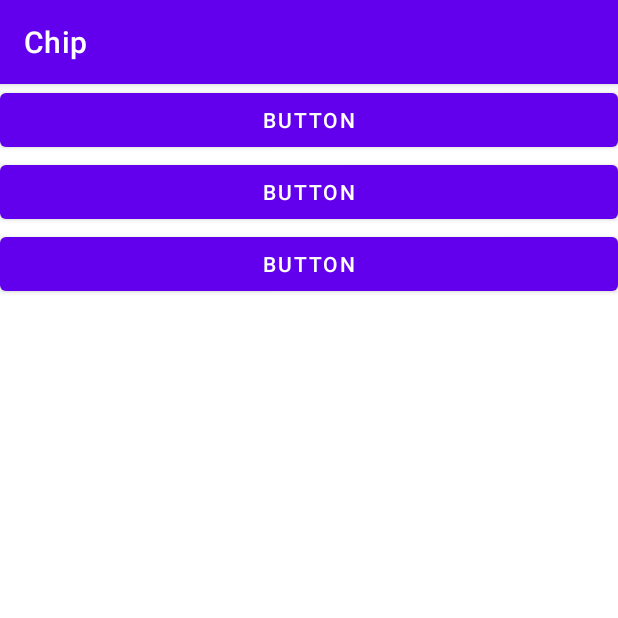
After one commit to jonsoku-dev/android-kotlin-part3, an Android app: the fragment SubFragment2 shown on its own in the app's theme, on a phone screen of 412 x 824 dp, the top half of it. The commit adds this screen. Run offline under Robolectric (Android 15) with nearby library versions, the phone set to English and light mode, and no system bars.

Commit message:
12강 ViewPager2를 사용하면 Fragement를 좌우로 전환할 수 있다.

```diff
--- /dev/null
+++ b/app/src/main/java/com/example/chip/SubFragment2.kt
@@ -0,0 +1,18 @@
+package com.example.chip
+
+import android.os.Bundle
+import android.view.LayoutInflater
+import android.view.View
+import android.view.ViewGroup
+import androidx.fragment.app.Fragment
+
+class SubFragment2: Fragment() {
+    override fun onCreateView(
+        inflater: LayoutInflater,
+        container: ViewGroup?,
+        savedInstanceState: Bundle?
+    ): View? {
+        val view = inflater.inflate(R.layout.fragement_sub2, null)
+        return view
+    }
+}
--- /dev/null
+++ b/app/src/main/res/layout/fragement_sub2.xml
@@ -0,0 +1,23 @@
+<?xml version="1.0" encoding="utf-8"?>
+<LinearLayout xmlns:android="http://schemas.android.com/apk/res/android"
+    android:orientation="vertical" android:layout_width="match_parent"
+    android:layout_height="match_parent">
+
+    <Button
+        android:id="@+id/button"
+        android:layout_width="match_parent"
+        android:layout_height="wrap_content"
+        android:text="Button" />
+
+    <Button
+        android:id="@+id/button2"
+        android:layout_width="match_parent"
+        android:layout_height="wrap_content"
+        android:text="Button" />
+
+    <Button
+        android:id="@+id/button3"
+        android:layout_width="match_parent"
+        android:layout_height="wrap_content"
+        android:text="Button" />
+</LinearLayout>
```
Also changed, not shown: app/src/main/java/com/example/chip/MainActivity.kt (+25 -1 lines), app/src/main/java/com/example/chip/SubFragment1.kt (added, +18 -0 lines), app/src/main/java/com/example/chip/SubFragment3.kt (added, +18 -0 lines), app/src/main/res/layout/activity_main.xml (+13 -1 lines), app/src/main/res/layout/fragement_sub1.xml (added, +30 -0 lines), app/src/main/res/layout/fragement_sub3.xml (added, +24 -0 lines).
